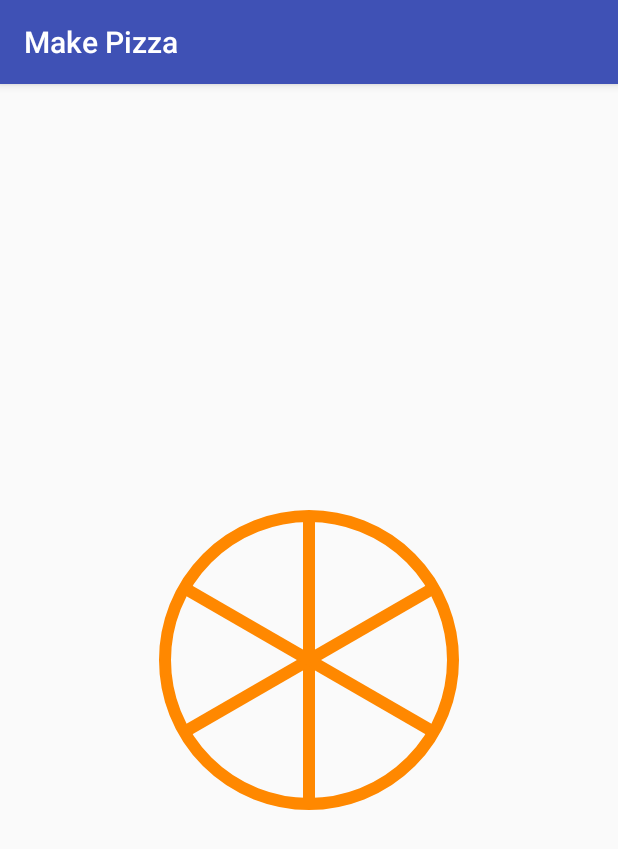
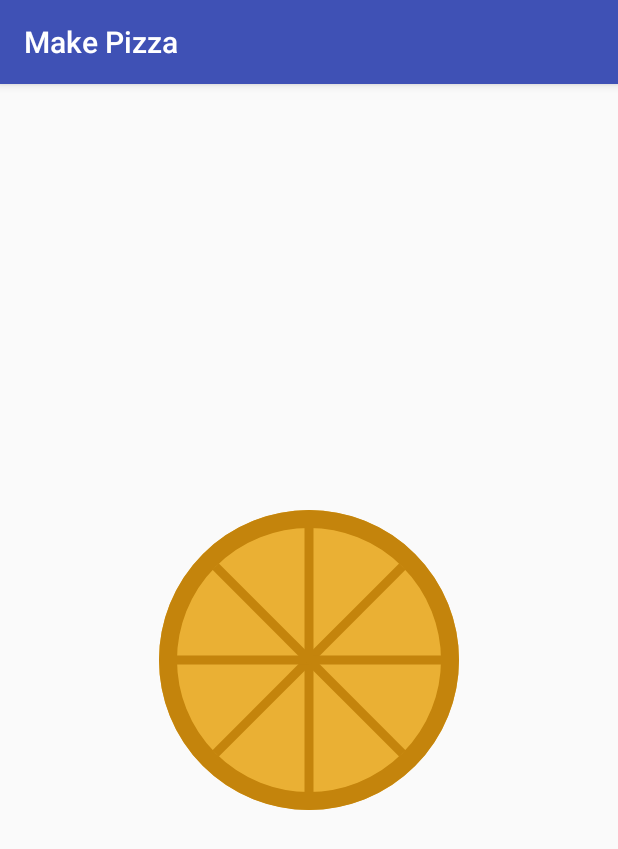
Before and after one commit to Shailesh351/android-pizza, an Android app: the screen it shows after launch (MainActivity), on a phone screen of 412 x 824 dp. Shown: the top 849 px of the screen. Run offline under Robolectric (Android 15) with nearby library versions, the phone set to English and light mode, and no system bars.

Commit message:
feat: Add color, edge-width, edge-color

```diff
--- a/app/build.gradle
+++ b/app/build.gradle
@@ -30,5 +30,5 @@ dependencies {
     testImplementation 'junit:junit:4.12'
     androidTestImplementation 'com.android.support.test:runner:1.0.1'
     androidTestImplementation 'com.android.support.test.espresso:espresso-core:3.0.1'
-    implementation project(':Pizza')
+    implementation project(':pizza')
 }
--- a/app/src/main/res/layout/activity_main.xml
+++ b/app/src/main/res/layout/activity_main.xml
@@ -14,10 +14,13 @@
         android:layout_centerHorizontal="true"
         android:layout_centerVertical="true"
         android:foregroundGravity="center"
+        app:color="#eab034"
+        app:cut_color="#c4840c"
+        app:cut_width="6dp"
+        app:edge_color="#c4840c"
+        app:edge_width="12dp"
         app:layout_constraintStart_toStartOf="parent"
         app:layout_constraintTop_toTopOf="parent"
-        app:no_of_wedges="6"
-        app:stroke_color="#f80"
-        app:stroke_width="8dp" />
+        app:no_of_wedges="8" />
 
 </RelativeLayout>
--- a/Pizza/src/main/java/me/shellbell/pizza/Pizza.kt
+++ b/pizza/src/main/java/me/shellbell/pizza/Pizza.kt
@@ -16,6 +16,11 @@ class Pizza : View {
 
     private lateinit var paint: Paint
     private var noOfWedges = 8
+    private var color = Color.YELLOW
+    private var edgeWidth = 36F
+    private var edgeColor = Color.GRAY
+    private var cutWidth = 6F
+    private var cutColor = Color.BLACK
 
     constructor(context: Context?) : super(context) {
         init(context, null)
@@ -30,21 +35,19 @@ class Pizza : View {
     }
 
     private fun init(context: Context?, attrs: AttributeSet?) {
-        var strokeWidth = 4F
-        var strokeColor = Color.BLACK
 
         if (attrs != null) {
             val attrsArray = context!!.obtainStyledAttributes(attrs, R.styleable.Pizza)
 
             noOfWedges = attrsArray.getInt(R.styleable.Pizza_no_of_wedges, 8)
-            strokeWidth = attrsArray.getDimension(R.styleable.Pizza_stroke_width, 4F)
-            strokeColor = attrsArray.getColor(R.styleable.Pizza_stroke_color, Color.BLACK)
+            color = attrsArray.getColor(R.styleable.Pizza_color, Color.YELLOW)
+            edgeWidth = attrsArray.getDimension(R.styleable.Pizza_edge_width, 36F)
+            edgeColor = attrsArray.getColor(R.styleable.Pizza_edge_color, Color.MAGENTA)
+            cutWidth = attrsArray.getDimension(R.styleable.Pizza_cut_width, 6F)
+            cutColor = attrsArray.getColor(R.styleable.Pizza_cut_color, Color.BLACK)
         }
-
         paint = Paint(Paint.ANTI_ALIAS_FLAG)
         paint.style = Paint.Style.STROKE
-        paint.strokeWidth = strokeWidth
-        paint.color = strokeColor
     }
 
     override fun onDraw(canvas: Canvas?) {
@@ -56,15 +59,40 @@ class Pizza : View {
         val cx = (width / 2 + paddingLeft).toFloat()
         val cy = (height / 2 + paddingTop).toFloat()
 
-        val diameter = min(width, height).toFloat() - paint.strokeWidth
+        fillPizza(canvas, cx, cy, width, height)
+        drawEdge(canvas, cx, cy, width, height)
+        drawPizzaCuts(canvas, cx, cy, width, height)
+    }
+
+    private fun fillPizza(canvas: Canvas?, cx: Float, cy: Float, width: Int, height: Int) {
+        val diameter = min(width, height).toFloat()
         val radius = diameter / 2
 
+        paint.color = color
+        paint.style = Paint.Style.FILL
+
         canvas?.drawCircle(cx, cy, radius, paint)
-        drawPizzaCuts(canvas, cx, cy, radius)
     }
 
-    private fun drawPizzaCuts(canvas: Canvas?, cx: Float, cy: Float, radius: Float) {
+    private fun drawEdge(canvas: Canvas?, cx: Float, cy: Float, width: Int, height: Int) {
+        val diameter = min(width, height).toFloat() - edgeWidth
+        val radius = diameter / 2
+
+        paint.style = Paint.Style.STROKE
+        paint.strokeWidth = edgeWidth
+        paint.color = edgeColor
+
+        canvas?.drawCircle(cx, cy, radius, paint)
+    }
+
+    private fun drawPizzaCuts(canvas: Canvas?, cx: Float, cy: Float, width: Int, height: Int) {
+        val diameter = min(width, height).toFloat() - 2 * edgeWidth
+        val radius = diameter / 2
         val degree = 360F / noOfWedges
+
+        paint.style = Paint.Style.STROKE
+        paint.strokeWidth = cutWidth
+        paint.color = cutColor
 
         canvas?.save()
 
--- a/settings.gradle
+++ b/settings.gradle
@@ -1 +1 @@
-include ':app', ':Pizza'
+include ':app', ':pizza'
```
Also changed, not shown: Pizza/src/main/res/values/pizza-attrs.xml (deleted, +0 -8 lines), pizza/src/main/res/values/pizza-attrs.xml (added, +11 -0 lines), pizza/build.gradle (renamed from Pizza/build.gradle), pizza/src/main/AndroidManifest.xml (renamed from Pizza/src/main/AndroidManifest.xml), pizza/src/main/res/values/strings.xml (renamed from Pizza/src/main/res/values/strings.xml), 8 other files.
